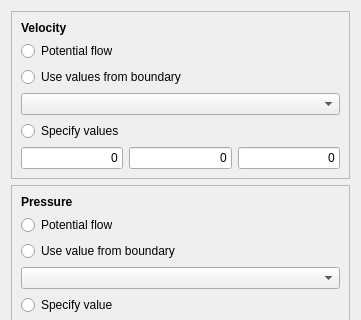
Before: the Qt Designer form Gui/TaskPanelCfdInitialiseInternalField.ui in jaheyns/CfdOF, drawn with Qt 5; both pictures show x 0 to 361 and y 0 to 320 of the 361 by 1276 pixel window.
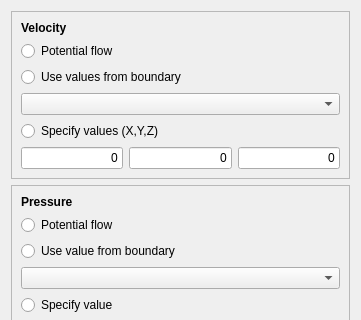
After: the same form once the commit is applied. Custom widgets are drawn as their Qt base class.

Patch:
```diff
--- a/Gui/TaskPanelCfdInitialiseInternalField.ui
+++ b/Gui/TaskPanelCfdInitialiseInternalField.ui
@@ -772,7 +772,7 @@
       <item row="4" column="0" colspan="2">
        <widget class="QRadioButton" name="radioButtonSpecifyValuesU">
         <property name="text">
-         <string>Specify values</string>
+         <string>Specify values (X,Y,Z)</string>
         </property>
        </widget>
       </item>
```
